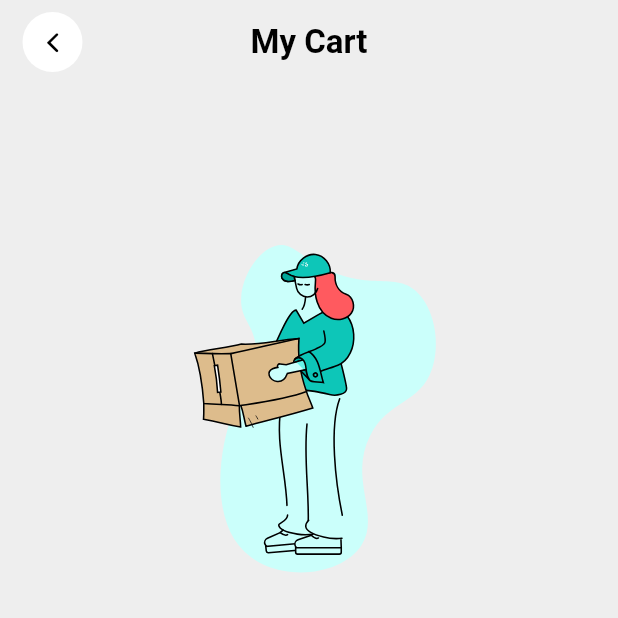
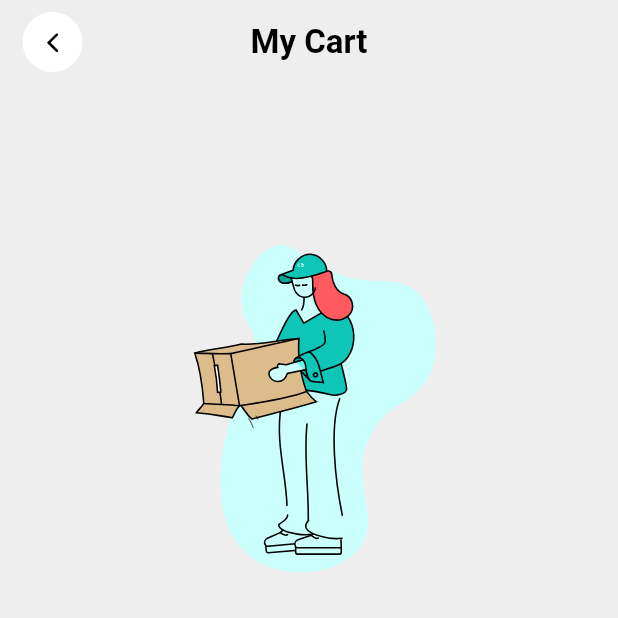
Before and after one commit to Meenal1818/e_commerce_app, a Flutter app: the CartPage screen opened directly, on a phone screen of 412 x 824 dp, the top half of it. Run offline on Flutter 3.47's test engine with Material 3 defaults, Android fonts, the phone set to English and light mode, and no system bars; our stand-ins replace carousel_slider, dots_indicator, flutter_bloc, lottie, shared_preferences; accounts and stored records are empty; statements that could not run were skipped.

```diff
--- a/lib/ui/pages/bottom_bar_pages/cart/cart_page.dart
+++ b/lib/ui/pages/bottom_bar_pages/cart/cart_page.dart
@@ -94,10 +94,10 @@ class _CartPageState extends State<CartPage> {
                     // return Center(child: Text(state.errorMsg));
                     return Center(
                       child: Lottie.asset(
-                        'assets/lottie/empty_cart.json',
+                        'assets/lottie/empty (1).json',
                         width: 250,
                         height: 250,
-                        repeat: false,
+
                       ),
                     );
                   }
@@ -300,10 +300,9 @@ class _CartPageState extends State<CartPage> {
                       color: Colors.transparent, // optional semi-transparent overlay
                       child: Center(
                         child: Lottie.asset(
-                          'assets/lottie/empty_cart.json', // put your Lottie file in assets
+                          'assets/lottie/empty (1).json', // put your Lottie file in assets
                           width: 250,
                           height: 250,
-                          repeat: false,
                         ),
                       ),
                     );
@@ -593,7 +592,7 @@ class _CartPageState extends State<CartPage> {
                           color: Colors.transparent, // optional semi-transparent overlay
                           child: Center(
                             child: Lottie.asset(
-                              'assets/lottie/coupon_applied.json', // put your Lottie file in assets
+                              'assets/lottie/Order submit Check (1).json', // put your Lottie file in assets
                               width: 200,
                               height: 200,
                               repeat: false,
@@ -649,7 +648,10 @@ class _CartPageState extends State<CartPage> {
                 }
                 if (state is OrderSuccessState) {
                   Navigator.pop(dialogContext);
-                  Navigator.pop(context);
+                  if(Navigator.of(context).canPop()){
+                    Navigator.pop(context);
+                  }
+
                   ScaffoldMessenger.of(context).showSnackBar(
                     SnackBar(
                       content: Text("Order Placed Successfully!"),
```
Also changed, not shown: assets/lottie/Order submit Check (1).json (renamed from assets/lottie/coupon_applied.json), assets/lottie/empty (1).json (renamed from assets/lottie/empty_cart.json).
